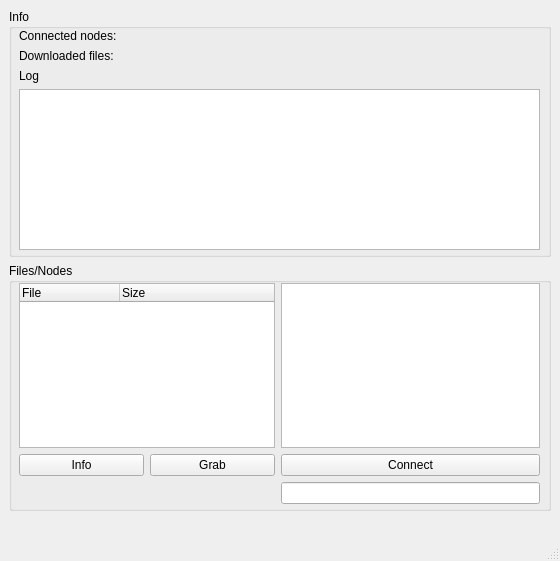
j0z/Crescendo, file ui/main.ui: the form before one commit.
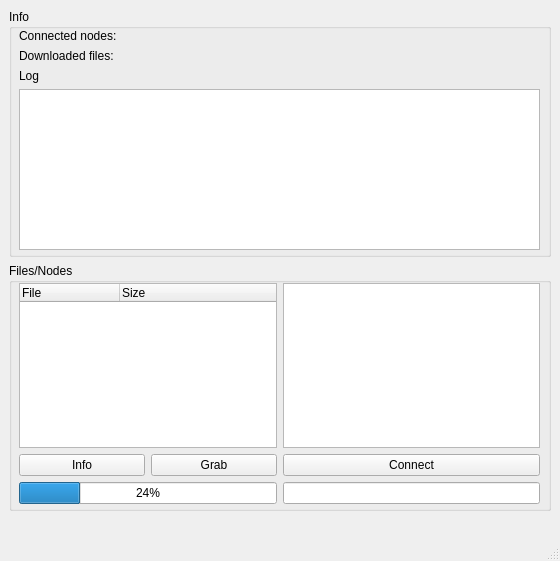
The form after the commit.

```diff
--- a/ui/main.ui
+++ b/ui/main.ui
@@ -128,20 +128,18 @@
           </item>
          </layout>
         </item>
+        <item row="3" column="1">
+         <widget class="QProgressBar" name="prg_download">
+          <property name="value">
+           <number>24</number>
+          </property>
+         </widget>
+        </item>
         <item row="0" column="1">
          <widget class="QTreeWidget" name="lst_files">
-          <property name="sizePolicy">
-           <sizepolicy hsizetype="Maximum" vsizetype="Expanding">
-            <horstretch>0</horstretch>
-            <verstretch>0</verstretch>
-           </sizepolicy>
-          </property>
           <property name="indentation">
            <number>0</number>
           </property>
-          <property name="rootIsDecorated">
-           <bool>false</bool>
-          </property>
           <column>
            <property name="text">
             <string>File</string>
```
Left out of the diff: 6 changed lines with no effect on the pictures.
